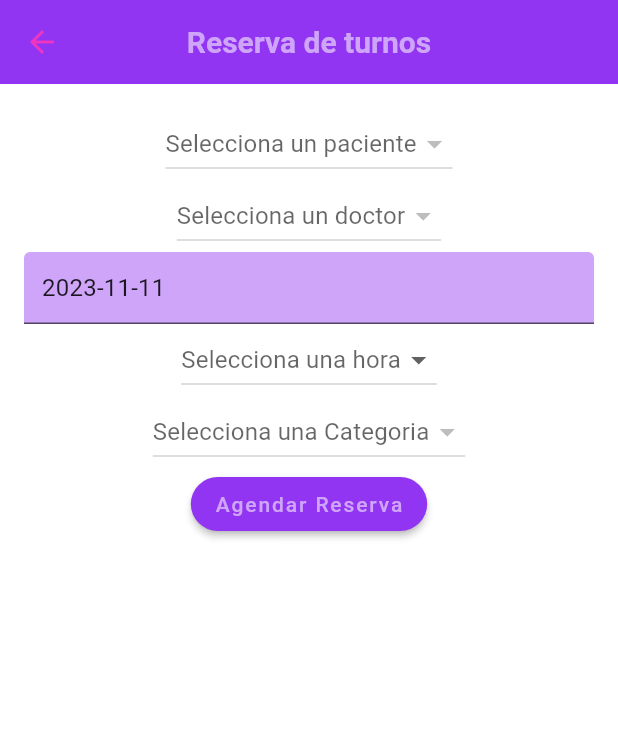
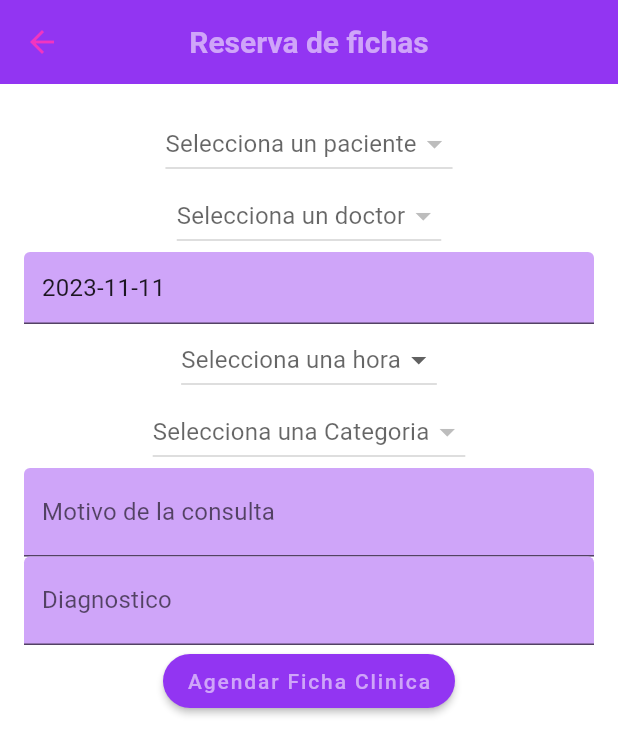
Before and after one commit to IvanWeissVanDerPol/FisioSeguroApp, a Flutter app: the FichasMenu screen opened by its route, after a tap on "Registro de Fichas", on a phone screen of 412 x 824 dp. Shown: the top 755 px of the screen. Run offline on Flutter 3.47's test engine with Material 2 defaults, Android fonts, the phone set to English and light mode, and no system bars; our stand-ins replace cloud_firestore, firebase_auth, firebase_core, get, go_router, google_fonts and 2 more; missing offline and left inert: excel; accounts and stored records are empty.

Commit message:
Corrección del path
Corrección del path de fichas clínicas

```diff
--- a/fisio_seguro_app/lib/screens/ficha_clinica/form_screen.dart
+++ b/fisio_seguro_app/lib/screens/ficha_clinica/form_screen.dart
@@ -106,7 +106,7 @@ class _FichaClinicaFormScreen extends State<FichaClinicaFormScreen> {
   @override
   Widget build(BuildContext context) {
     return Scaffold(
-      appBar: AppBar(title: const Text('Reserva de turnos')),
+      appBar: AppBar(title: const Text('Reserva de fichas')),
       body: Padding(
         padding: const EdgeInsets.all(16.0),
         child: Column(
--- a/fisio_seguro_app/lib/screens/ficha_clinica/menu_screen.dart
+++ b/fisio_seguro_app/lib/screens/ficha_clinica/menu_screen.dart
@@ -43,9 +43,9 @@ class _FichasMenu extends State<FichasMenu> {
             child: Column(
               crossAxisAlignment: CrossAxisAlignment.start,
               children: [
-                  ActionCard(icon: Icons.auto_stories,title: 'Registro de Fichas', description: '', onTap: () { context.push('/ReservaDeTurnosFormScreen'); },),
+                  ActionCard(icon: Icons.auto_stories,title: 'Registro de Fichas', description: '', onTap: () { context.push('/FichaClinicaFormScreen'); },),
                   const SizedBox(height: 20.0),
-                  ActionCard(icon: Icons.auto_stories,title: 'Lista De Fichas', description: '', onTap: () { context.push('/ReservaDeTurnosListScreen'); },),
+                  ActionCard(icon: Icons.auto_stories,title: 'Lista De Fichas', description: '', onTap: () { context.push('/FichaClinicaListScreen'); },),
                   const SizedBox(height: 20.0),
                   ],
               ),
```
Also changed, not shown: 2 other files.
